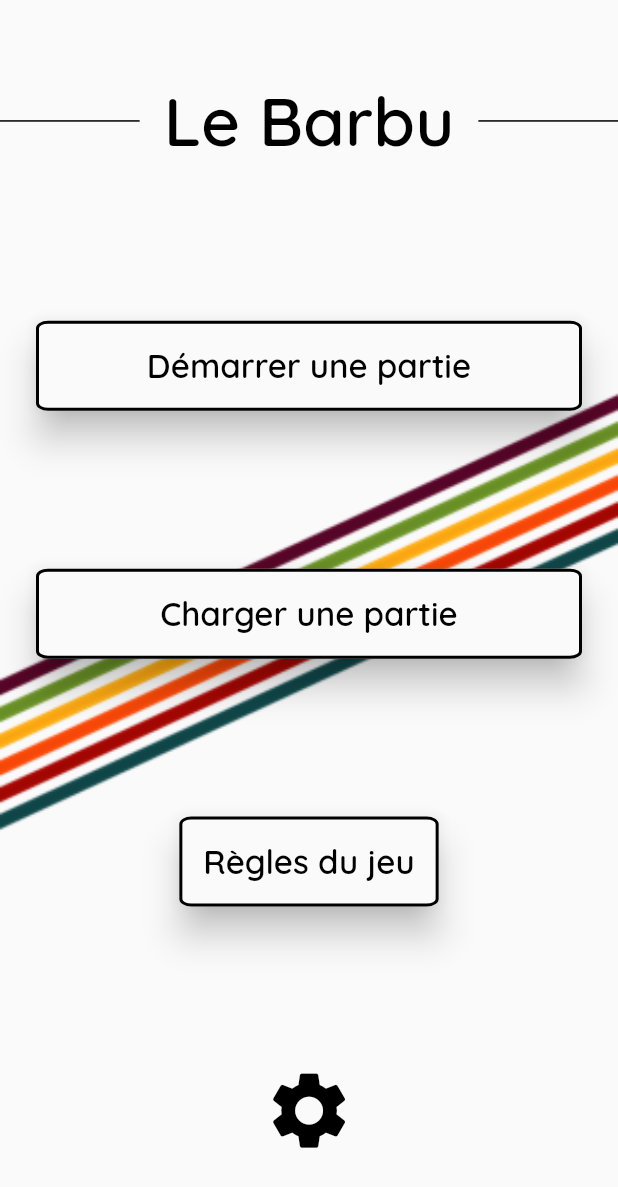
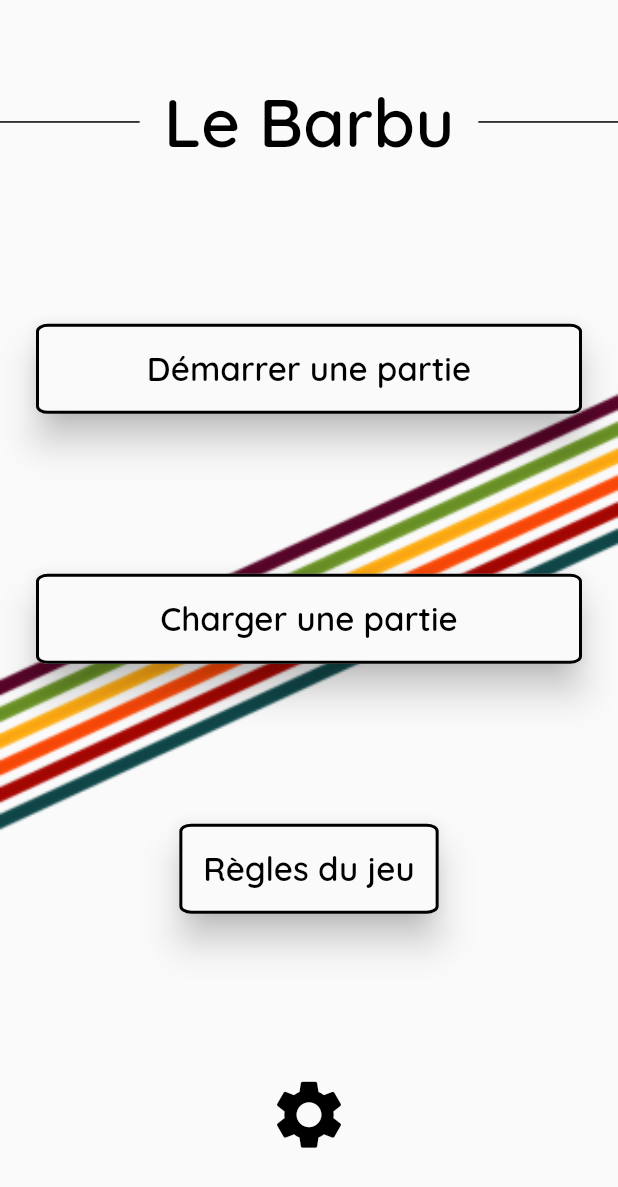
Before and after one commit to Zigotote/barbu_score, a Flutter app: the screen it shows after launch, on a phone screen of 412 x 824 dp. Shown: the top 1187 px of the screen. Run offline on Flutter 3.47's test engine with Material 2 defaults, Android fonts, the phone set to English and light mode, and no system bars; our stand-ins replace equatable, flutter_riverpod, hive, hive_flutter, reorderable_grid_view, rive and 2 more; missing offline and left inert: flutter_circular_text, non_uniform_border; accounts and stored records are empty; generated files the repository leaves out were written again; statements that could not run were skipped.

Commit message:
fix: error on home rendering in release mode

```diff
--- a/lib/pages/my_home.dart
+++ b/lib/pages/my_home.dart
@@ -5,7 +5,6 @@ import 'package:wakelock/wakelock.dart';
 import '../commons/models/game.dart';
 import '../commons/models/player.dart';
 import '../commons/notifiers/play_game.dart';
-import '../commons/utils/screen.dart';
 import '../commons/utils/snackbar.dart';
 import '../commons/utils/storage.dart';
 import '../commons/widgets/alert_dialog.dart';
@@ -142,7 +141,7 @@ class MyHome extends ConsumerWidget {
                 icon: const Icon(Icons.settings),
                 style: IconButton.styleFrom(
                   side: BorderSide.none,
-                  iconSize: ScreenHelper.width * 0.15,
+                  iconSize: 55,
                 ),
               ),
             ],
--- a/lib/theme/my_themes.dart
+++ b/lib/theme/my_themes.dart
@@ -80,9 +80,7 @@ class MyThemes {
               MaterialStatePropertyAll(baseTheme.scaffoldBackgroundColor),
           foregroundColor: MaterialStatePropertyAll(onSurfaceColor),
           overlayColor: const MaterialStatePropertyAll(disabledColor),
-          side: MaterialStatePropertyAll(
-            BorderSide(color: onSurfaceColor),
-          ),
+          side: MaterialStatePropertyAll(BorderSide(color: onSurfaceColor)),
         ),
       ),
       switchTheme: SwitchThemeData(
```
